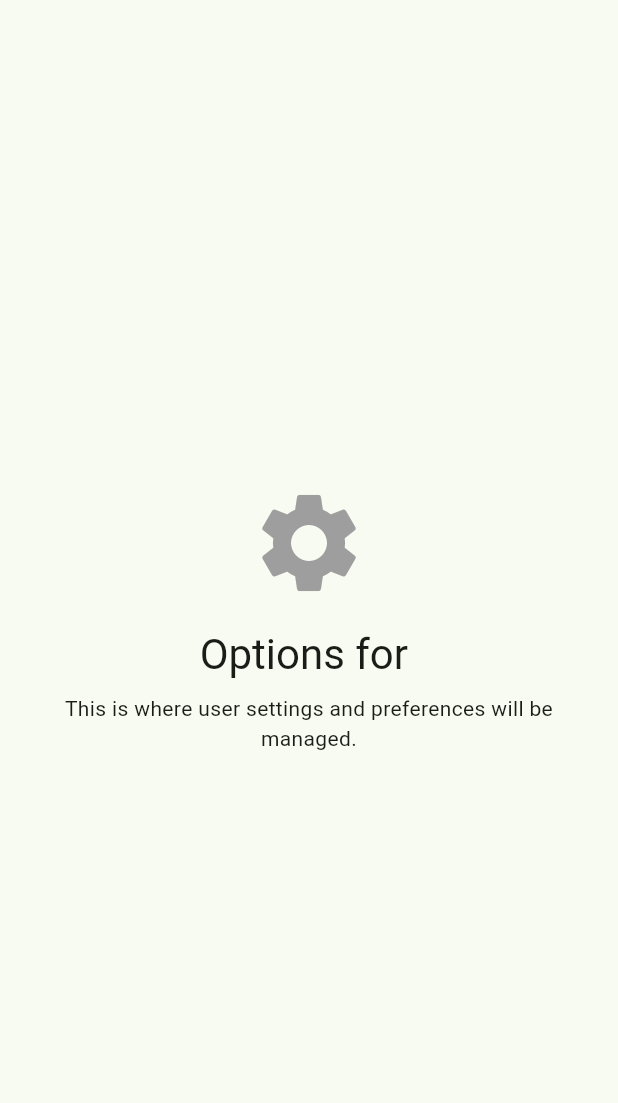
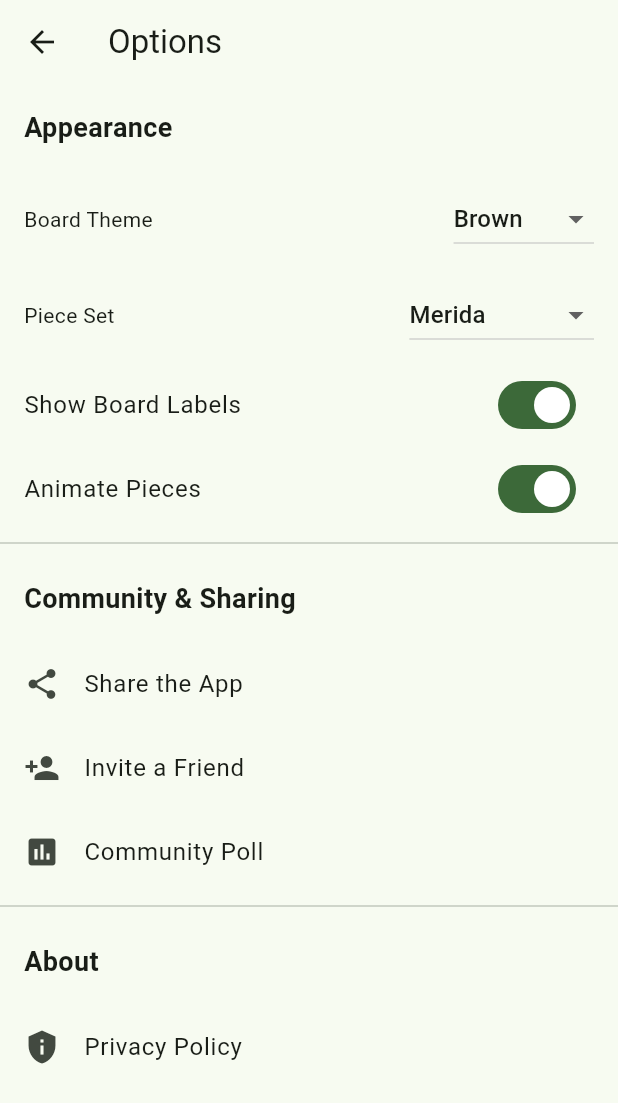
Before and after one commit to Sohel2050/FLC, a Flutter app: the OptionsScreen screen opened directly with empty values, on a phone screen of 412 x 824 dp. Shown: the top 1103 px of the screen. Run offline on Flutter 3.47's test engine with Material 3 defaults, Android fonts, the phone set to English and light mode, and no system bars; our stand-ins replace image_picker, logger, shared_preferences; missing offline and left inert: bishop, square_bishop, squares, stockfish; accounts and stored records are empty.

Commit message:
Add SettingsProvider for user preferences; integrate into various screens and replace PlayModeButton with MainAppButton

```diff
--- a/lib/main.dart
+++ b/lib/main.dart
@@ -1,12 +1,16 @@
 import 'package:flutter/material.dart';
 import 'package:flutter_chess_app/providers/game_provider.dart';
+import 'package:flutter_chess_app/providers/settings_provoder.dart';
 import 'screens/login_screen.dart';
 import 'package:provider/provider.dart';
 
 void main() {
   runApp(
     MultiProvider(
-      providers: [ChangeNotifierProvider(create: (_) => GameProvider())],
+      providers: [
+        ChangeNotifierProvider(create: (_) => GameProvider()),
+        ChangeNotifierProvider(create: (_) => SettingsProvider()),
+      ],
       child: const MyApp(),
     ),
   );
--- /dev/null
+++ b/lib/providers/settings_provoder.dart
@@ -0,0 +1,113 @@
+import 'package:flutter/material.dart';
+import 'package:shared_preferences/shared_preferences.dart';
+import 'package:squares/squares.dart';
+
+class SettingsProvider with ChangeNotifier {
+  // Default values
+  BoardTheme _boardTheme = BoardTheme.brown;
+  String _pieceSet = 'merida';
+  bool _showLabels = true;
+  bool _animatePieces = true;
+
+  // Getters
+  BoardTheme get boardTheme => _boardTheme;
+  String get pieceSet => _pieceSet;
+  bool get showLabels => _showLabels;
+  bool get animatePieces => _animatePieces;
+
+  SettingsProvider() {
+    _loadPreferences();
+  }
+
+  // Load preferences from local storage
+  void _loadPreferences() async {
+    final prefs = await SharedPreferences.getInstance();
+    final themeName = prefs.getString('boardTheme') ?? 'brown';
+    _boardTheme = _getThemeFromName(themeName);
+    _pieceSet = prefs.getString('pieceSet') ?? 'merida';
+    _showLabels = prefs.getBool('showLabels') ?? true;
+    _animatePieces = prefs.getBool('animatePieces') ?? true;
+    notifyListeners();
+  }
+
+  // Save preferences to local storage
+  Future<void> _savePreferences() async {
+    final prefs = await SharedPreferences.getInstance();
+    await prefs.setString('boardTheme', _getThemeName(_boardTheme));
+    await prefs.setString('pieceSet', _pieceSet);
+    await prefs.setBool('showLabels', _showLabels);
+    await prefs.setBool('animatePieces', _animatePieces);
+  }
+
+  // Update methods
+  void setBoardTheme(BoardTheme newTheme) {
+    if (_boardTheme != newTheme) {
+      _boardTheme = newTheme;
+      _savePreferences();
+      notifyListeners();
+    }
+  }
+
+  void setPieceSet(String newPieceSet) {
+    if (_pieceSet != newPieceSet) {
+      _pieceSet = newPieceSet;
+      _savePreferences();
+      notifyListeners();
+    }
+  }
+
+  void setShowLabels(bool shouldShow) {
+    if (_showLabels != shouldShow) {
+      _showLabels = shouldShow;
+      _savePreferences();
+      notifyListeners();
+    }
+  }
+
+  void setAnimatePieces(bool shouldAnimate) {
+    if (_animatePieces != shouldAnimate) {
+      _animatePieces = shouldAnimate;
+      _savePreferences();
+      notifyListeners();
+    }
+  }
+
+  // Helper methods to convert theme to/from a string for storage
+  BoardTheme _getThemeFromName(String name) {
+    switch (name) {
+      case 'brown':
+        return BoardTheme.brown;
+      case 'blueGrey':
+        return BoardTheme.blueGrey;
+      case 'Pink':
+        return BoardTheme.pink;
+      case 'Dart':
+        return BoardTheme.dart;
+      default:
+        return BoardTheme.brown;
+    }
+  }
+
+  String _getThemeName(BoardTheme theme) {
+    if (theme == BoardTheme.brown) return 'brown';
+    if (theme == BoardTheme.blueGrey) return 'blueGrey';
+    if (theme == BoardTheme.pink) return 'Pink';
+    if (theme == BoardTheme.dart) return 'Dart';
+    return 'brown';
+  }
+
+  PieceSet getPieceSet() {
+    switch (_pieceSet) {
+      case 'merida':
+        return PieceSet.merida();
+      case 'letters':
+        return PieceSet.letters();
+      case 'xiangqi':
+        return PieceSet.xiangqi();
+      case 'xiangqiIcons':
+        return PieceSet.xiangqiIcons();
+      default:
+        return PieceSet.merida();
+    }
+  }
+}
--- a/lib/screens/login_screen.dart
+++ b/lib/screens/login_screen.dart
@@ -78,7 +78,7 @@ class LoginScreen extends StatelessWidget {
                   const SizedBox(height: 24),
 
                   // Login Button
-                  PlayModeButton(
+                  MainAppButton(
                     text: 'Login',
                     icon: Icons.login,
                     onPressed: () {
@@ -89,7 +89,7 @@ class LoginScreen extends StatelessWidget {
                   const SizedBox(height: 16),
 
                   // Guest Button
-                  PlayModeButton(
+                  MainAppButton(
                     text: 'Play as Guest',
                     icon: Icons.person_outline,
                     onPressed: () {
--- a/lib/screens/options_screen.dart
+++ b/lib/screens/options_screen.dart
@@ -1,4 +1,7 @@
 import 'package:flutter/material.dart';
+import 'package:flutter_chess_app/providers/settings_provoder.dart';
+import 'package:provider/provider.dart';
+import 'package:squares/squares.dart';
 import '../models/user_model.dart';
 
 class OptionsScreen extends StatelessWidget {
@@ -8,27 +11,162 @@ class OptionsScreen extends StatelessWidget {
 
   @override
   Widget build(BuildContext context) {
-    return Center(
-      child: Padding(
-        padding: const EdgeInsets.all(16.0),
-        child: Column(
-          mainAxisAlignment: MainAxisAlignment.center,
-          children: [
-            const Icon(Icons.settings, size: 80, color: Colors.grey),
-            const SizedBox(height: 16),
-            Text(
-              'Options for ${user.displayName}',
-              style: Theme.of(context).textTheme.headlineMedium,
-            ),
-            const SizedBox(height: 8),
-            Text(
-              'This is where user settings and preferences will be managed.',
-              textAlign: TextAlign.center,
-              style: Theme.of(context).textTheme.bodyMedium,
-            ),
-          ],
-        ),
+    final settingsProvider = context.read<SettingsProvider>();
+
+    return Scaffold(
+      appBar: AppBar(title: const Text('Options')),
+      body: ListView(
+        children: [
+          _buildSectionHeader('Appearance'),
+          _buildBoardThemeDropdown(context, settingsProvider),
+          _buildPieceSetDropdown(context, settingsProvider),
+          _buildToggleSwitch(
+            title: 'Show Board Labels',
+            value: settingsProvider.showLabels,
+            onChanged: (value) => settingsProvider.setShowLabels(value),
+          ),
+          _buildToggleSwitch(
+            title: 'Animate Pieces',
+            value: settingsProvider.animatePieces,
+            onChanged: (value) => settingsProvider.setAnimatePieces(value),
+          ),
+          const Divider(),
+          _buildSectionHeader('Community & Sharing'),
+          _buildListTile(
+            title: 'Share the App',
+            icon: Icons.share,
+            onTap: () {
+              // TODO: Need to add sharing logic here
+            },
+          ),
+          _buildListTile(
+            title: 'Invite a Friend',
+            icon: Icons.person_add,
+            onTap: () {
+              // TODO: Need to add friend invitation logic here
+            },
+          ),
+          _buildListTile(
+            title: 'Community Poll',
+            icon: Icons.poll,
+            onTap: () {
+              // TODO: Need to add community poll logic here
+            },
+          ),
+          const Divider(),
+          _buildSectionHeader('About'),
+          _buildListTile(
+            title: 'Privacy Policy',
+            icon: Icons.privacy_tip,
+            onTap: () {
+              // TODO: Need to add logic to show your privacy policy
+            },
+          ),
+        ],
       ),
     );
   }
+
+  Widget _buildSectionHeader(String title) {
+    return Padding(
+      padding: const EdgeInsets.all(16.0),
+      child: Text(
+        title,
+        style: const TextStyle(fontSize: 18, fontWeight: FontWeight.bold),
+      ),
+    );
+  }
+
+  Widget _buildBoardThemeDropdown(
+    BuildContext context,
+    SettingsProvider provider,
+  ) {
+    return Padding(
+      padding: const EdgeInsets.symmetric(horizontal: 16.0, vertical: 8.0),
+      child: Row(
+        mainAxisAlignment: MainAxisAlignment.spaceBetween,
+        children: [
+          const Text('Board Theme'),
+          DropdownButton<BoardTheme>(
+            value: provider.boardTheme,
+            onChanged: (BoardTheme? newTheme) {
+              if (newTheme != null) {
+                provider.setBoardTheme(newTheme);
+              }
+            },
+            items: [
+              const DropdownMenuItem(
+                value: BoardTheme.brown,
+                child: Text('Brown'),
+              ),
+              const DropdownMenuItem(
+                value: BoardTheme.blueGrey,
+                child: Text('Blue Grey'),
+              ),
+              const DropdownMenuItem(
+                value: BoardTheme.pink,
+                child: Text('Pink'),
+              ),
+              const DropdownMenuItem(
+                value: BoardTheme.dart,
+                child: Text('Dart'),
+              ),
+            ],
+          ),
+        ],
+      ),
+    );
+  }
+
+  Widget _buildPieceSetDropdown(
+    BuildContext context,
+    SettingsProvider provider,
+  ) {
+    return Padding(
+      padding: const EdgeInsets.symmetric(horizontal: 16.0, vertical: 8.0),
+      child: Row(
+        mainAxisAlignment: MainAxisAlignment.spaceBetween,
+        children: [
+          const Text('Piece Set'),
+          DropdownButton<String>(
+            value: provider.pieceSet,
+            onChanged: (String? newPieceSet) {
+              if (newPieceSet != null) {
+                provider.setPieceSet(newPieceSet);
+              }
+            },
+            items: const [
+              DropdownMenuItem(value: 'merida', child: Text('Merida')),
+              DropdownMenuItem(value: 'letters', child: Text('Letters')),
+              DropdownMenuItem(value: 'xiangqi', child: Text('Xiangqi')),
+              DropdownMenuItem(
+                value: 'xiangqiIcons',
+                child: Text('Xiangqi Icons'),
+              ),
+            ],
+          ),
+        ],
+      ),
+    );
+  }
+
+  Widget _buildToggleSwitch({
+    required String title,
+    required bool value,
+    required ValueChanged<bool> onChanged,
+  }) {
+    return SwitchListTile(
+      title: Text(title),
+      value: value,
+      onChanged: onChanged,
+    );
+  }
+
+  Widget _buildListTile({
+    required String title,
+    required IconData icon,
+    required VoidCallback onTap,
+  }) {
+    return ListTile(leading: Icon(icon), title: Text(title), onTap: onTap);
+  }
 }
--- a/lib/screens/play_screen.dart
+++ b/lib/screens/play_screen.dart
@@ -63,7 +63,7 @@ class _PlayScreenState extends State<PlayScreen> {
             padding: const EdgeInsets.symmetric(horizontal: 24, vertical: 16),
             child: Column(
               children: [
-                PlayModeButton(
+                MainAppButton(
                   text: 'Play Online',
                   icon: Icons.public,
                   onPressed: () {
@@ -72,7 +72,7 @@ class _PlayScreenState extends State<PlayScreen> {
                   isFullWidth: true,
                 ),
                 const SizedBox(height: 16),
-                PlayModeButton(
+                MainAppButton(
                   text: 'Play vs CPU',
                   icon: Icons.computer,
                   onPressed: () async {
@@ -150,7 +150,7 @@ class _PlayScreenState extends State<PlayScreen> {
                   isFullWidth: true,
                 ),
                 const SizedBox(height: 16),
-                PlayModeButton(
+                MainAppButton(
                   text: 'Local Multiplayer',
                   icon: Icons.people,
                   onPressed: () {
--- a/lib/screens/sign_up_screen.dart
+++ b/lib/screens/sign_up_screen.dart
@@ -89,7 +89,7 @@ class SignUpScreen extends StatelessWidget {
                     ),
                   ),
                   const SizedBox(height: 24),
-                  PlayModeButton(
+                  MainAppButton(
                     text: 'Sign Up',
                     icon: Icons.person_add_alt_1,
                     onPressed: () {
--- a/lib/widgets/play_mode_button.dart
+++ b/lib/widgets/play_mode_button.dart
@@ -1,13 +1,13 @@
 import 'package:flutter/material.dart';
 
-class PlayModeButton extends StatelessWidget {
+class MainAppButton extends StatelessWidget {
   final String text;
   final IconData? icon;
   final VoidCallback onPressed;
   final bool isPrimary;
   final bool isFullWidth;
 
-  const PlayModeButton({
+  const MainAppButton({
     super.key,
     required this.text,
     this.icon,
```
Also changed, not shown: lib/screens/friends_screen.dart (+16 -2 lines), lib/screens/game_screen.dart (+11 -2 lines).
